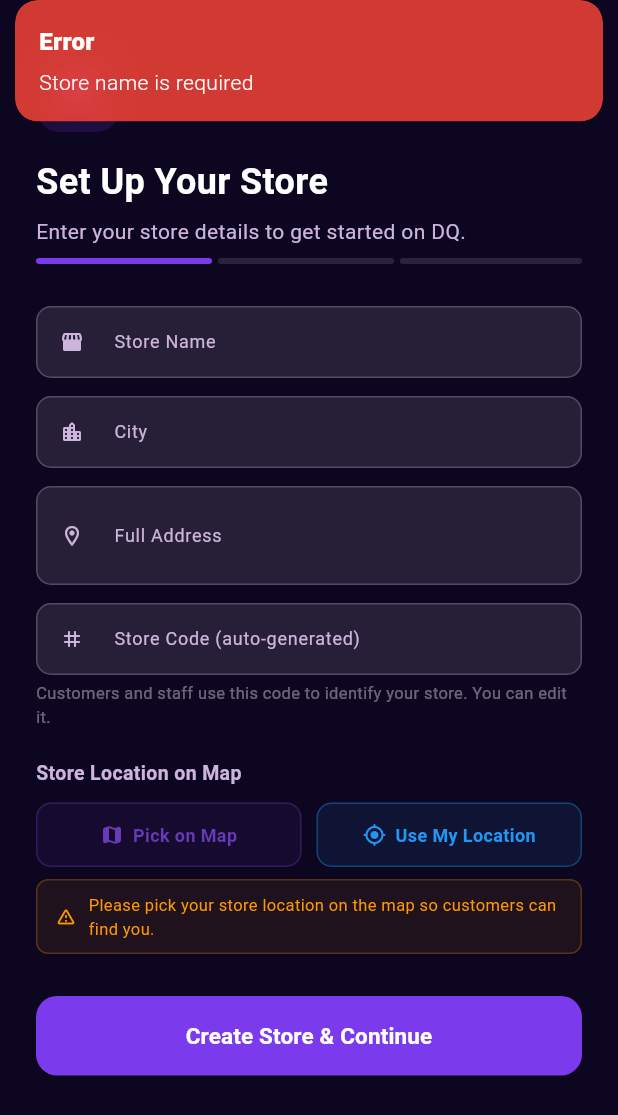
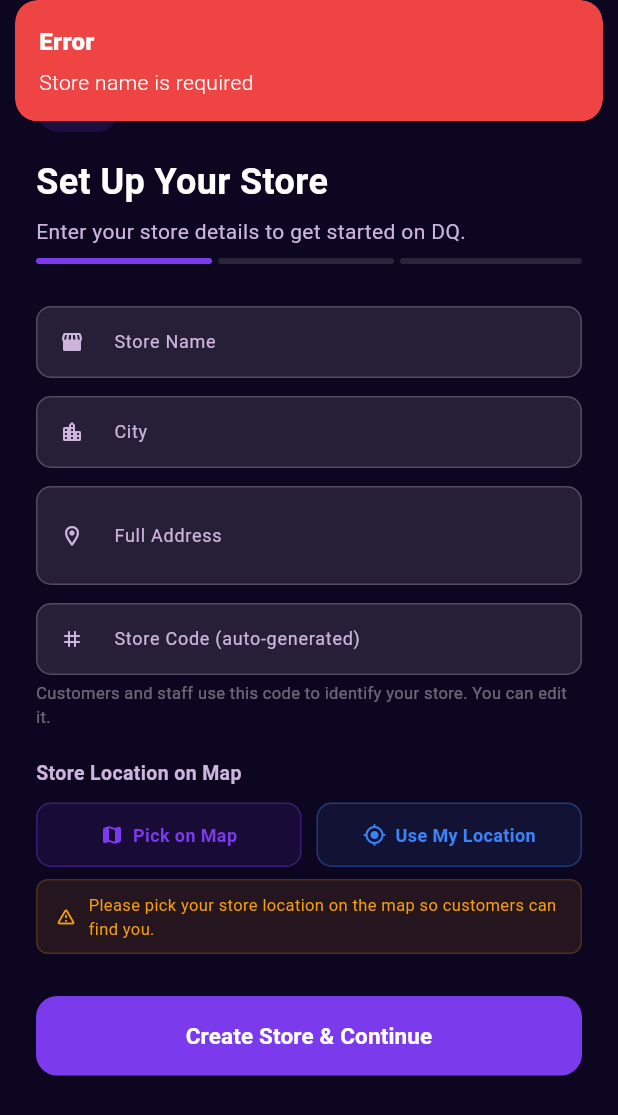
Before and after one commit to kusumeshkant/dq_admin, a Flutter app: the OnboardingPage screen opened directly, after a tap on "Create Store & Continue", on a phone screen of 412 x 824 dp. Shown: the top 1115 px of the screen. Run offline on Flutter 3.47's test engine with Material 3 defaults, Android fonts, the phone set to English and light mode, and no system bars; our stand-ins replace file_picker, firebase_auth, firebase_core, flutter_map, geolocator, get and 3 more; missing offline and left inert: excel, gql_exec, gql_link, mobile_scanner, razorpay_flutter; accounts and stored records are empty; statements that could not run were skipped.

Commit message:
feat(design-system): Phase 5 — migrate dashboard subscription banner, onboarding screen
- dashboard_page: subscription status banner Colors.red/orange/blue.shade700 →
  AppColors.error/warning/info; _StatusChip inline switch → AppColors.statusColor()
- onboarding_page: Colors.green.* → AppColors.success/successSubtle/successBorder;
  Colors.orange.* → AppColors.warning/warningSubtle/warningBorder;
  Colors.red.* snackbars → AppColors.error; Colors.blue → AppColors.info;
  Colors.deepPurple → AppColors.primary; stepper progress dot → AppColors.success

Co-Authored-By: Claude Sonnet 4.6 <noreply@anthropic.com>

```diff
--- a/lib/src/presentation/onboarding/onboarding_page.dart
+++ b/lib/src/presentation/onboarding/onboarding_page.dart
@@ -1,9 +1,11 @@
 import 'dart:math';
+import 'package:dq_admin/design_system/design_system.dart';
 import 'package:flutter/material.dart';
 import 'package:flutter/services.dart';
 import 'package:geolocator/geolocator.dart';
 import 'package:get/get.dart';
 import 'package:graphql_flutter/graphql_flutter.dart';
+import 'package:shared_preferences/shared_preferences.dart';
 import '../../domain/usecase/create_store_usecase.dart';
 import '../../domain/usecase/bulk_upsert_products_usecase.dart';
 import '../../domain/usecase/get_upload_logs_usecase.dart';
@@ -36,6 +38,12 @@ class _OnboardingPageState extends State<OnboardingPage> {
     }
   ''';
 
+  // SharedPreferences keys — persists the store across app kills so that
+  // a crash between store creation and upgradeToAdmin does not produce a
+  // duplicate orphaned store on the next launch.
+  static const _kPendingStoreId   = 'dq_admin_onboarding_pending_store_id';
+  static const _kPendingStoreName = 'dq_admin_onboarding_pending_store_name';
+
   int _step = 0; // 0 = store details, 1 = inventory, 2 = done
   bool _isSaving = false;
   String? _createdStoreId;
@@ -55,6 +63,46 @@ class _OnboardingPageState extends State<OnboardingPage> {
     super.initState();
     _nameCtrl.addListener(_onNameOrCityChanged);
     _cityCtrl.addListener(_onNameOrCityChanged);
+    _resumePendingStore();
+  }
+
+  // Restores a store that was created in a previous session but whose
+  // upgradeToAdmin step never completed (e.g. app was killed mid-flow).
+  Future<void> _resumePendingStore() async {
+    try {
+      final prefs = await SharedPreferences.getInstance();
+      final id   = prefs.getString(_kPendingStoreId);
+      final name = prefs.getString(_kPendingStoreName);
+      if (id != null && name != null && mounted) {
+        setState(() {
+          _createdStoreId   = id;
+          _createdStoreName = name;
+        });
+        debugPrint('[Onboarding] Resuming pending store: $id');
+      }
+    } catch (e) {
+      debugPrint('[Onboarding] Could not restore pending store: $e');
+    }
+  }
+
+  Future<void> _savePendingStore(String id, String name) async {
+    try {
+      final prefs = await SharedPreferences.getInstance();
+      await prefs.setString(_kPendingStoreId, id);
+      await prefs.setString(_kPendingStoreName, name);
+    } catch (e) {
+      debugPrint('[Onboarding] Could not persist pending store: $e');
+    }
+  }
+
+  Future<void> _clearPendingStore() async {
+    try {
+      final prefs = await SharedPreferences.getInstance();
+      await prefs.remove(_kPendingStoreId);
+      await prefs.remove(_kPendingStoreName);
+    } catch (e) {
+      debugPrint('[Onboarding] Could not clear pending store: $e');
+    }
   }
 
   @override
@@ -116,7 +164,7 @@ class _OnboardingPageState extends State<OnboardingPage> {
       bool serviceEnabled = await Geolocator.isLocationServiceEnabled();
       if (!serviceEnabled) {
         Get.snackbar('Location Off', 'Please enable location services.',
-            backgroundColor: Colors.orange.withValues(alpha: 0.85), colorText: Colors.white);
+            backgroundColor: AppColors.warning, colorText: Colors.white);
         return;
       }
       LocationPermission permission = await Geolocator.checkPermission();
@@ -124,13 +172,13 @@ class _OnboardingPageState extends State<OnboardingPage> {
         permission = await Geolocator.requestPermission();
         if (permission == LocationPermission.denied) {
           Get.snackbar('Permission Denied', 'Location permission is required.',
-              backgroundColor: Colors.red.withValues(alpha: 0.85), colorText: Colors.white);
+              backgroundColor: AppColors.error, colorText: Colors.white);
           return;
         }
       }
       if (permission == LocationPermission.deniedForever) {
         Get.snackbar('Permission Denied', 'Enable location in app settings.',
-            backgroundColor: Colors.red.withValues(alpha: 0.85), colorText: Colors.white);
+            backgroundColor: AppColors.error, colorText: Colors.white);
         return;
       }
       Position? pos = await Geolocator.getLastKnownPosition();
@@ -141,10 +189,10 @@ class _OnboardingPageState extends State<OnboardingPage> {
         _lon = pos.longitude;
       });
       Get.snackbar('Location Captured', 'Tap "Pick on Map" to verify the pin is on your store.',
-          backgroundColor: Colors.green.withValues(alpha: 0.85), colorText: Colors.white);
+          backgroundColor: AppColors.success, colorText: Colors.white);
     } catch (_) {
       Get.snackbar('Error', 'Could not get location.',
-          backgroundColor: Colors.red.withValues(alpha: 0.85), colorText: Colors.white);
+          backgroundColor: AppColors.error, colorText: Colors.white);
     } finally {
       setState(() => _locating = false);
     }
@@ -163,6 +211,10 @@ class _OnboardingPageState extends State<OnboardingPage> {
 
     setState(() => _isSaving = true);
     try {
+      // Only create the store if not already created. If store creation succeeded
+      // but upgradeToAdmin failed on a previous attempt (in-session or after an
+      // app kill), we reuse the existing store ID rather than creating a duplicate.
+      if (_createdStoreId == null) {
         final store = await _createStoreUseCase.execute(
           name: name,
           address: '$address, $city',
@@ -170,12 +222,20 @@ class _OnboardingPageState extends State<OnboardingPage> {
           lon: _lon!,
           storeCode: code.isNotEmpty ? code : null,
         );
+        // Persist immediately so an app kill before upgradeToAdmin completes
+        // can resume with the same store on the next launch.
+        await _savePendingStore(store.id, store.name);
+        setState(() {
+          _createdStoreId   = store.id;
+          _createdStoreName = store.name;
+        });
+      }
 
       // Upgrade user to admin and link storeId via roles-aware mutation
       final result = await GraphQLClientProvider.client.mutate(
         MutationOptions(
           document: gql(_upgradeToAdminMutation),
-          variables: {'storeId': store.id},
+          variables: {'storeId': _createdStoreId!},
         ),
       );
       if (result.hasException) {
@@ -188,11 +248,10 @@ class _OnboardingPageState extends State<OnboardingPage> {
         Get.find<SessionManager>().setUser(UserModel.fromJson(data));
       }
 
-      setState(() {
-        _createdStoreId = store.id;
-        _createdStoreName = store.name;
-        _step = 1;
-      });
+      // Upgrade succeeded — clear the persisted pending state so a future
+      // cold-start does not attempt to re-enter onboarding with a stale ID.
+      await _clearPendingStore();
+      setState(() => _step = 1);
     } catch (e) {
       _showError(e.toString().replaceFirst('Exception: ', ''));
     } finally {
@@ -202,7 +261,7 @@ class _OnboardingPageState extends State<OnboardingPage> {
 
   void _showError(String msg) {
     Get.snackbar('Error', msg,
-        backgroundColor: Colors.red.withValues(alpha: 0.85), colorText: Colors.white);
+        backgroundColor: AppColors.error, colorText: Colors.white);
   }
 
   void _goToDashboard() {
@@ -341,7 +400,7 @@ class _StepStoreDetails extends StatelessWidget {
                 child: _LocationButton(
                   icon: Icons.map_rounded,
                   label: lat != null ? 'Location Set ✓' : 'Pick on Map',
-                  color: lat != null ? Colors.green : Colors.deepPurple,
+                  color: lat != null ? AppColors.success : AppColors.primary,
                   onTap: onPickMap,
                 ),
               ),
@@ -350,7 +409,7 @@ class _StepStoreDetails extends StatelessWidget {
                 child: _LocationButton(
                   icon: locating ? null : Icons.my_location_rounded,
                   label: locating ? 'Detecting...' : 'Use My Location',
-                  color: Colors.blue,
+                  color: AppColors.info,
                   onTap: locating ? () {} : onCurrentLocation,
                   loading: locating,
                 ),
@@ -363,17 +422,17 @@ class _StepStoreDetails extends StatelessWidget {
             Container(
               padding: const EdgeInsets.symmetric(horizontal: 12, vertical: 8),
               decoration: BoxDecoration(
-                color: Colors.green.withValues(alpha: 0.08),
+                color: AppColors.successSubtle,
                 borderRadius: BorderRadius.circular(8),
-                border: Border.all(color: Colors.green.withValues(alpha: 0.25)),
+                border: Border.all(color: AppColors.successBorder),
               ),
               child: Row(
                 children: [
-                  const Icon(Icons.check_circle_rounded, color: Colors.green, size: 14),
+                  const Icon(Icons.check_circle_rounded, color: AppColors.success, size: 14),
                   const SizedBox(width: 8),
                   Text(
                     'Lat: ${lat!.toStringAsFixed(5)}   Lon: ${lon!.toStringAsFixed(5)}',
-                    style: const TextStyle(color: Colors.green, fontSize: 12),
+                    style: const TextStyle(color: AppColors.success, fontSize: 12),
                   ),
                 ],
               ),
@@ -383,18 +442,18 @@ class _StepStoreDetails extends StatelessWidget {
             Container(
               padding: const EdgeInsets.symmetric(horizontal: 12, vertical: 8),
               decoration: BoxDecoration(
-                color: Colors.orange.withValues(alpha: 0.08),
+                color: AppColors.warningSubtle,
                 borderRadius: BorderRadius.circular(8),
-                border: Border.all(color: Colors.orange.withValues(alpha: 0.25)),
+                border: Border.all(color: AppColors.warningBorder),
               ),
               child: const Row(
                 children: [
-                  Icon(Icons.warning_amber_rounded, color: Colors.orange, size: 14),
+                  Icon(Icons.warning_amber_rounded, color: AppColors.warning, size: 14),
                   SizedBox(width: 8),
                   Expanded(
                     child: Text(
                       'Please pick your store location on the map so customers can find you.',
-                      style: TextStyle(color: Colors.orange, fontSize: 11),
+                      style: TextStyle(color: AppColors.warning, fontSize: 11),
                     ),
                   ),
                 ],
@@ -511,10 +570,10 @@ class _StepInventory extends StatelessWidget {
           Container(
             width: 56, height: 56,
             decoration: BoxDecoration(
-              color: Colors.orange.withValues(alpha: 0.15),
+              color: AppColors.warningSubtle,
               borderRadius: BorderRadius.circular(16),
             ),
-            child: const Icon(Icons.upload_file_rounded, color: Colors.orange, size: 28),
+            child: const Icon(Icons.upload_file_rounded, color: AppColors.warning, size: 28),
           ),
           const SizedBox(height: 16),
           const Text('Upload Inventory', style: TextStyle(color: Colors.white, fontSize: 24, fontWeight: FontWeight.bold)),
@@ -547,7 +606,7 @@ class _StepInventory extends StatelessWidget {
               icon: const Icon(Icons.upload_rounded),
               label: const Text('Upload Excel File', style: TextStyle(fontWeight: FontWeight.bold, fontSize: 15)),
               style: ElevatedButton.styleFrom(
-                backgroundColor: Colors.orange,
+                backgroundColor: AppColors.warning,
                 foregroundColor: Colors.white,
                 padding: const EdgeInsets.symmetric(vertical: 16),
                 shape: RoundedRectangleBorder(borderRadius: BorderRadius.circular(14)),
@@ -593,10 +652,10 @@ class _StepDone extends StatelessWidget {
           Container(
             width: 80, height: 80,
             decoration: BoxDecoration(
-              color: Colors.green.withValues(alpha: 0.15),
+              color: AppColors.successSubtle,
               shape: BoxShape.circle,
             ),
-            child: const Icon(Icons.check_circle_rounded, color: Colors.green, size: 48),
+            child: const Icon(Icons.check_circle_rounded, color: AppColors.success, size: 48),
           ),
           const SizedBox(height: 24),
           const Text('Your Store is Live!', style: TextStyle(color: Colors.white, fontSize: 26, fontWeight: FontWeight.bold), textAlign: TextAlign.center),
@@ -608,7 +667,7 @@ class _StepDone extends StatelessWidget {
               onTap: () {
                 Clipboard.setData(ClipboardData(text: storeCode));
                 Get.snackbar('Copied!', 'Store code copied to clipboard.',
-                    backgroundColor: Colors.green.withValues(alpha: 0.85),
+                    backgroundColor: AppColors.success,
                     colorText: Colors.white,
                     duration: const Duration(seconds: 2));
               },
@@ -683,7 +742,7 @@ class _StepIndicator extends StatelessWidget {
                   height: 4,
                   decoration: BoxDecoration(
                     color: done
-                        ? Colors.green
+                        ? AppColors.success
                         : active
                             ? AppTheme.primary
                             : Colors.white12,
```
Also changed, not shown: lib/src/presentation/dashboard/dashboard_page.dart (+4 -11 lines). Lines whose indentation alone changed are shown as unchanged.
